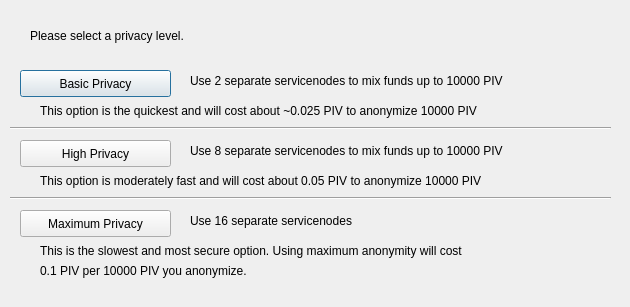
Old version of the form src/qt/forms/obfuscationconfig.ui in the repository blocknetdx/blocknet.
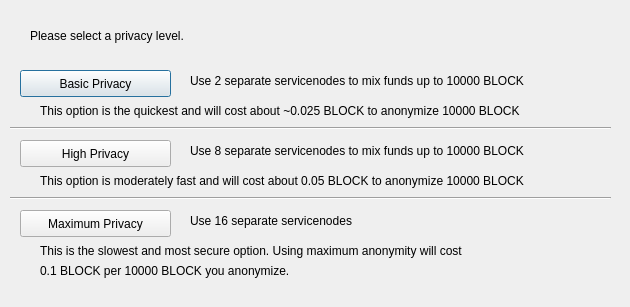
New version of the form.

The edit to the form file:
```diff
--- a/src/qt/forms/obfuscationconfig.ui
+++ b/src/qt/forms/obfuscationconfig.ui
@@ -75,7 +75,7 @@
     </rect>
    </property>
    <property name="text">
-    <string>Use 2 separate servicenodes to mix funds up to 10000 PIV</string>
+    <string>Use 2 separate servicenodes to mix funds up to 10000 BLOCK</string>
    </property>
   </widget>
   <widget class="QLabel" name="label_3">
@@ -88,7 +88,7 @@
     </rect>
    </property>
    <property name="text">
-    <string>Use 8 separate servicenodes to mix funds up to 10000 PIV</string>
+    <string>Use 8 separate servicenodes to mix funds up to 10000 BLOCK</string>
    </property>
   </widget>
   <widget class="QLabel" name="label_4">
@@ -114,7 +114,7 @@
     </rect>
    </property>
    <property name="text">
-    <string>This option is the quickest and will cost about ~0.025 PIV to anonymize 10000 PIV</string>
+    <string>This option is the quickest and will cost about ~0.025 BLOCK to anonymize 10000 BLOCK</string>
    </property>
   </widget>
   <widget class="QLabel" name="label_7">
@@ -127,7 +127,7 @@
     </rect>
    </property>
    <property name="text">
-    <string>This option is moderately fast and will cost about 0.05 PIV to anonymize 10000 PIV</string>
+    <string>This option is moderately fast and will cost about 0.05 BLOCK to anonymize 10000 BLOCK</string>
    </property>
   </widget>
   <widget class="QLabel" name="label_8">
@@ -153,7 +153,7 @@
     </rect>
    </property>
    <property name="text">
-    <string>0.1 PIV per 10000 PIV you anonymize.</string>
+    <string>0.1 BLOCK per 10000 BLOCK you anonymize.</string>
    </property>
   </widget>
   <widget class="Line" name="line">
```
